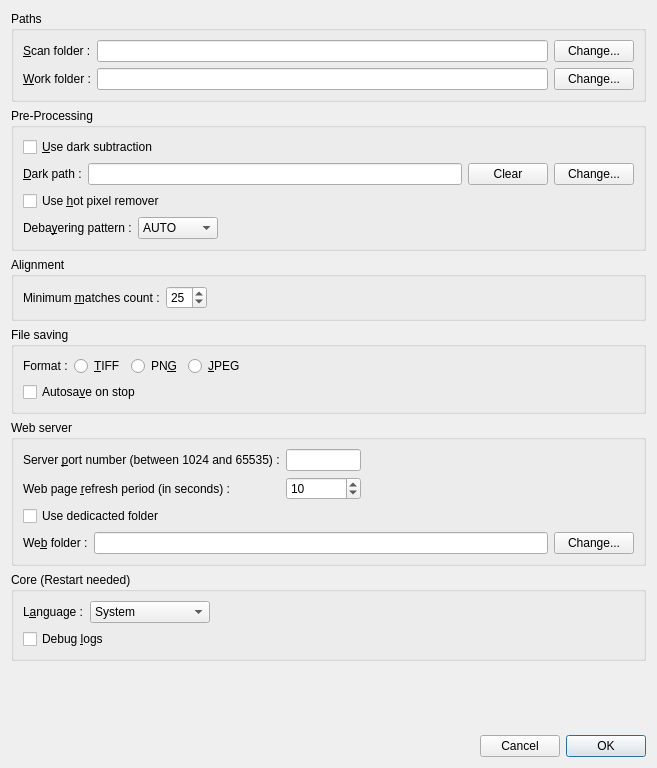
This is src/als/ui/prefs_ui.ui in gehelem/als as Qt 5 draws it before an edit. The edited form follows.
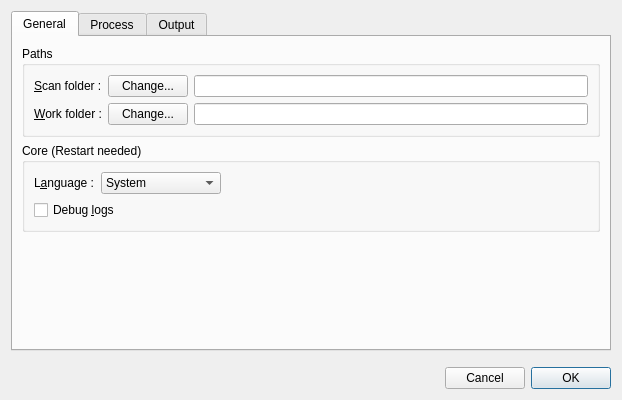
This is the edited form.

Commit message:
New preference window
Using tabs, trying to be wider than tall

What changed in the file:
```diff
--- a/src/als/ui/prefs_ui.ui
+++ b/src/als/ui/prefs_ui.ui
@@ -6,13 +6,29 @@
    <rect>
     <x>0</x>
     <y>0</y>
-    <width>657</width>
-    <height>768</height>
+    <width>618</width>
+    <height>400</height>
    </rect>
   </property>
   <property name="windowTitle">
    <string>ALS preferences</string>
   </property>
+  <layout class="QVBoxLayout" name="verticalLayout_9">
+   <item>
+    <widget class="QTabWidget" name="tabWidget">
+     <property name="minimumSize">
+      <size>
+       <width>600</width>
+       <height>340</height>
+      </size>
+     </property>
+     <property name="currentIndex">
+      <number>0</number>
+     </property>
+     <widget class="QWidget" name="generalTab">
+      <attribute name="title">
+       <string>General</string>
+      </attribute>
   <layout class="QVBoxLayout" name="verticalLayout_6">
    <item>
     <widget class="QGroupBox" name="groupBox">
@@ -21,8 +37,8 @@
      </property>
      <layout class="QVBoxLayout" name="verticalLayout">
       <item>
-       <layout class="QHBoxLayout" name="horizontalLayout_2">
-        <item>
+           <layout class="QGridLayout" name="gridLayout_2">
+            <item row="0" column="0">
          <widget class="QLabel" name="lbl_scan_folder">
           <property name="text">
            <string>&amp;Scan folder :</string>
@@ -32,31 +48,30 @@
           </property>
          </widget>
         </item>
-        <item>
-         <widget class="QLineEdit" name="ln_scan_folder_path">
-          <property name="minimumSize">
-           <size>
-            <width>350</width>
-            <height>0</height>
-           </size>
-          </property>
-          <property name="readOnly">
-           <bool>true</bool>
-          </property>
-         </widget>
-        </item>
-        <item>
+            <item row="0" column="1">
          <widget class="QPushButton" name="btn_browse_scan">
           <property name="text">
            <string>Change...</string>
           </property>
          </widget>
         </item>
-       </layout>
-      </item>
-      <item>
-       <layout class="QHBoxLayout" name="horizontalLayout_3">
-        <item>
+            <item row="0" column="2">
+             <widget class="QLineEdit" name="ln_scan_folder_path">
+              <property name="minimumSize">
+               <size>
+                <width>350</width>
+                <height>0</height>
+               </size>
+              </property>
+              <property name="toolTip">
+               <string notr="true"/>
+              </property>
+              <property name="readOnly">
+               <bool>true</bool>
+              </property>
+             </widget>
+            </item>
+            <item row="1" column="0">
          <widget class="QLabel" name="lbl_work_folder">
           <property name="text">
            <string>&amp;Work folder :</string>
@@ -66,31 +81,142 @@
           </property>
          </widget>
         </item>
-        <item>
-         <widget class="QLineEdit" name="ln_work_folder_path">
-          <property name="minimumSize">
-           <size>
-            <width>350</width>
-            <height>0</height>
-           </size>
-          </property>
-          <property name="readOnly">
-           <bool>true</bool>
-          </property>
-         </widget>
-        </item>
-        <item>
+            <item row="1" column="1">
          <widget class="QPushButton" name="btn_browse_work">
           <property name="text">
            <string>Change...</string>
           </property>
          </widget>
         </item>
+            <item row="1" column="2">
+             <widget class="QLineEdit" name="ln_work_folder_path">
+              <property name="minimumSize">
+               <size>
+                <width>350</width>
+                <height>0</height>
+               </size>
+              </property>
+              <property name="toolTip">
+               <string notr="true"/>
+              </property>
+              <property name="readOnly">
+               <bool>true</bool>
+              </property>
+             </widget>
+            </item>
        </layout>
       </item>
      </layout>
     </widget>
    </item>
+       <item>
+        <widget class="QGroupBox" name="groupBox_6">
+         <property name="title">
+          <string>Core (Restart needed)</string>
+         </property>
+         <layout class="QVBoxLayout" name="verticalLayout_5">
+          <item>
+           <layout class="QHBoxLayout" name="horizontalLayout_9">
+            <item>
+             <widget class="QLabel" name="lbl_lang">
+              <property name="text">
+               <string>L&amp;anguage :</string>
+              </property>
+              <property name="buddy">
+               <cstring>cmb_lang</cstring>
+              </property>
+             </widget>
+            </item>
+            <item>
+             <widget class="QComboBox" name="cmb_lang">
+              <property name="minimumSize">
+               <size>
+                <width>120</width>
+                <height>0</height>
+               </size>
+              </property>
+              <item>
+               <property name="text">
+                <string>System</string>
+               </property>
+              </item>
+              <item>
+               <property name="text">
+                <string notr="true">English</string>
+               </property>
+              </item>
+              <item>
+               <property name="text">
+                <string notr="true">Français</string>
+               </property>
+              </item>
+             </widget>
+            </item>
+            <item>
+             <spacer name="horizontalSpacer_2">
+              <property name="orientation">
+               <enum>Qt::Horizontal</enum>
+              </property>
+              <property name="sizeHint" stdset="0">
+               <size>
+                <width>40</width>
+                <height>20</height>
+               </size>
+              </property>
+             </spacer>
+            </item>
+           </layout>
+          </item>
+          <item>
+           <layout class="QHBoxLayout" name="horizontalLayout_12">
+            <item>
+             <widget class="QCheckBox" name="chk_debug_logs">
+              <property name="layoutDirection">
+               <enum>Qt::LeftToRight</enum>
+              </property>
+              <property name="text">
+               <string>Debug &amp;logs</string>
+              </property>
+             </widget>
+            </item>
+            <item>
+             <spacer name="horizontalSpacer_5">
+              <property name="orientation">
+               <enum>Qt::Horizontal</enum>
+              </property>
+              <property name="sizeHint" stdset="0">
+               <size>
+                <width>40</width>
+                <height>20</height>
+               </size>
+              </property>
+             </spacer>
+            </item>
+           </layout>
+          </item>
+         </layout>
+        </widget>
+       </item>
+       <item>
+        <spacer name="verticalSpacer_3">
+         <property name="orientation">
+          <enum>Qt::Vertical</enum>
+         </property>
+         <property name="sizeHint" stdset="0">
+          <size>
+           <width>20</width>
+           <height>40</height>
+          </size>
+         </property>
+        </spacer>
+       </item>
+      </layout>
+     </widget>
+     <widget class="QWidget" name="processTab">
+      <attribute name="title">
+       <string>Process</string>
+      </attribute>
+      <layout class="QVBoxLayout" name="verticalLayout_7">
    <item>
     <widget class="QGroupBox" name="groupBox_2">
      <property name="title">
@@ -120,10 +246,16 @@
          <widget class="QLineEdit" name="ln_master_dark_path">
           <property name="minimumSize">
            <size>
-            <width>350</width>
+                <width>200</width>
             <height>0</height>
            </size>
           </property>
+              <property name="toolTip">
+               <string notr="true"/>
+              </property>
+              <property name="echoMode">
+               <enum>QLineEdit::Normal</enum>
+              </property>
           <property name="readOnly">
            <bool>true</bool>
           </property>
@@ -240,6 +372,12 @@
         </item>
         <item row="0" column="1">
          <widget class="QSpinBox" name="spn_minimum_match_count">
+              <property name="minimumSize">
+               <size>
+                <width>0</width>
+                <height>0</height>
+               </size>
+              </property>
           <property name="minimum">
            <number>5</number>
           </property>
@@ -267,6 +405,26 @@
     </widget>
    </item>
    <item>
+        <spacer name="verticalSpacer_2">
+         <property name="orientation">
+          <enum>Qt::Vertical</enum>
+         </property>
+         <property name="sizeHint" stdset="0">
+          <size>
+           <width>20</width>
+           <height>40</height>
+          </size>
+         </property>
+        </spacer>
+       </item>
+      </layout>
+     </widget>
+     <widget class="QWidget" name="outputTab">
+      <attribute name="title">
+       <string>Output</string>
+      </attribute>
+      <layout class="QVBoxLayout" name="verticalLayout_8">
+       <item>
     <widget class="QGroupBox" name="groupBox_4">
      <property name="minimumSize">
       <size>
@@ -404,6 +562,12 @@
           </item>
           <item row="1" column="1">
            <widget class="QSpinBox" name="spn_webpage_refresh_period">
+                <property name="minimumSize">
+                 <size>
+                  <width>0</width>
+                  <height>0</height>
+                 </size>
+                </property>
             <property name="minimum">
              <number>1</number>
             </property>
@@ -485,97 +649,39 @@
           </property>
          </widget>
         </item>
-       </layout>
-      </item>
-     </layout>
-    </widget>
-   </item>
    <item>
-    <widget class="QGroupBox" name="groupBox_6">
-     <property name="title">
-      <string>Core (Restart needed)</string>
-     </property>
-     <layout class="QVBoxLayout" name="verticalLayout_5">
-      <item>
-       <layout class="QHBoxLayout" name="horizontalLayout_9">
-        <item>
-         <widget class="QLabel" name="lbl_lang">
-          <property name="text">
-           <string>L&amp;anguage :</string>
-          </property>
-          <property name="buddy">
-           <cstring>cmb_lang</cstring>
-          </property>
-         </widget>
-        </item>
-        <item>
-         <widget class="QComboBox" name="cmb_lang">
+             <widget class="QLineEdit" name="ln_web_folder_path">
           <property name="minimumSize">
            <size>
-            <width>120</width>
+                <width>350</width>
             <height>0</height>
            </size>
           </property>
-          <item>
-           <property name="text">
-            <string>System</string>
-           </property>
-          </item>
-          <item>
-           <property name="text">
-            <string notr="true">English</string>
-           </property>
-          </item>
-          <item>
-           <property name="text">
-            <string notr="true">Français</string>
-           </property>
-          </item>
-         </widget>
-        </item>
-        <item>
-         <spacer name="horizontalSpacer_2">
-          <property name="orientation">
-           <enum>Qt::Horizontal</enum>
-          </property>
-          <property name="sizeHint" stdset="0">
-           <size>
-            <width>40</width>
-            <height>20</height>
-           </size>
-          </property>
-         </spacer>
-        </item>
-       </layout>
-      </item>
-      <item>
-       <layout class="QHBoxLayout" name="horizontalLayout_12">
-        <item>
-         <widget class="QCheckBox" name="chk_debug_logs">
-          <property name="layoutDirection">
-           <enum>Qt::LeftToRight</enum>
-          </property>
-          <property name="text">
-           <string>Debug &amp;logs</string>
-          </property>
+              <property name="readOnly">
+               <bool>true</bool>
+              </property>
+             </widget>
+            </item>
+           </layout>
+          </item>
+         </layout>
          </widget>
         </item>
         <item>
-         <spacer name="horizontalSpacer_5">
+        <spacer name="verticalSpacer_4">
           <property name="orientation">
-           <enum>Qt::Horizontal</enum>
+          <enum>Qt::Vertical</enum>
           </property>
           <property name="sizeHint" stdset="0">
            <size>
-            <width>40</width>
-            <height>20</height>
+           <width>20</width>
+           <height>40</height>
            </size>
           </property>
          </spacer>
         </item>
        </layout>
-      </item>
-     </layout>
+     </widget>
     </widget>
    </item>
    <item>
@@ -586,7 +692,7 @@
      <property name="sizeHint" stdset="0">
       <size>
        <width>20</width>
-       <height>40</height>
+       <height>2</height>
       </size>
      </property>
     </spacer>
```
Left out of the diff: 27 changed lines with no effect on the pictures. Lines whose indentation alone changed are shown as unchanged. The commit also changes 3 other files.
